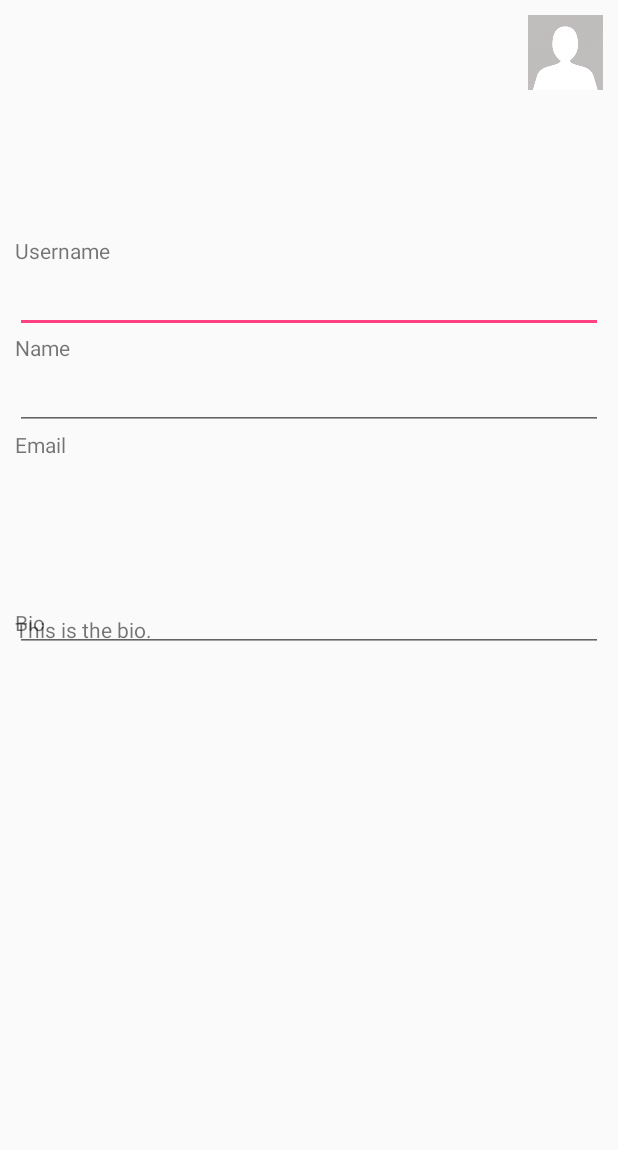
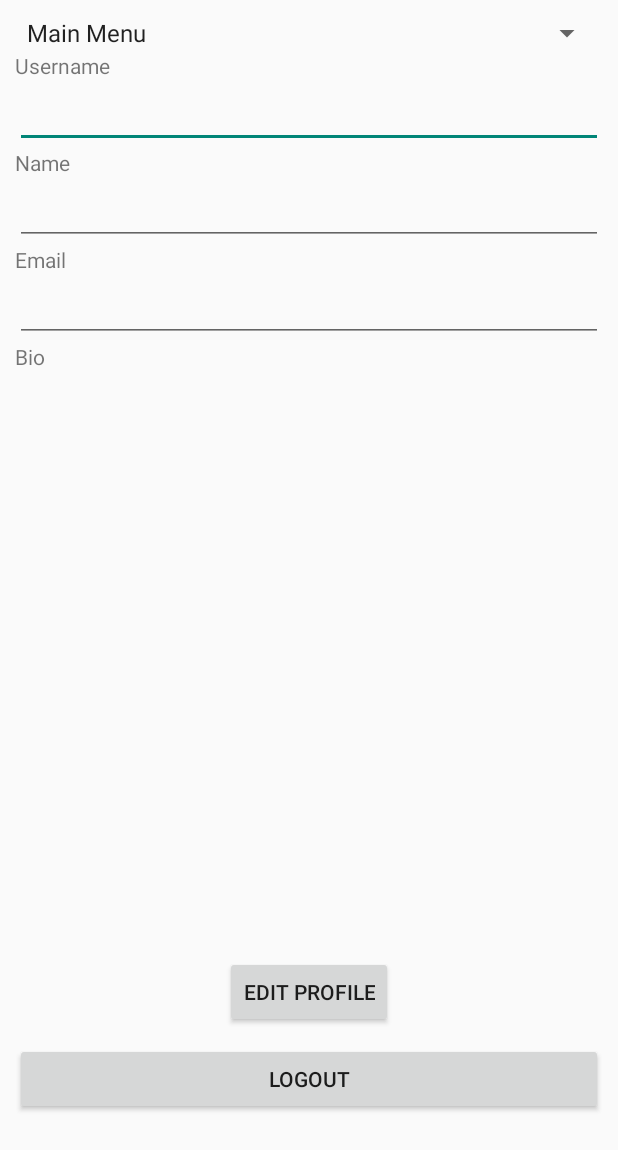
Before and after one commit to abbyerickson/Air-Force-ROTC-Cadet-Profiler, an Android app: the MainActivity screen opened directly, with no data from a screen before it, on a phone screen of 412 x 824 dp. Shown: the top 1150 px of the screen. Run offline under Robolectric (Android 15) with nearby library versions, the phone set to English and light mode, and no system bars.

Commit message:
dropdown menu added with strings for different locations

```diff
--- a/ROTCCadetProfiler-master/app/src/main/res/layout/activity_login.xml
+++ b/ROTCCadetProfiler-master/app/src/main/res/layout/activity_login.xml
@@ -56,6 +56,6 @@
         android:layout_height="match_parent"
         android:id="@+id/imageView"
         android:layout_gravity="center_horizontal"
-        android:src="@drawable/usaf_logo" />
+        android:src="@drawable/af_logo_wings" />
 
 </LinearLayout>
--- a/ROTCCadetProfiler-master/app/src/main/res/layout/activity_main.xml
+++ b/ROTCCadetProfiler-master/app/src/main/res/layout/activity_main.xml
@@ -1,129 +1,75 @@
-<RelativeLayout xmlns:android="http://schemas.android.com/apk/res/android"
+<LinearLayout xmlns:android="http://schemas.android.com/apk/res/android"
     xmlns:tools="http://schemas.android.com/tools"
     android:layout_width="match_parent"
     android:padding="10dp"
     android:orientation="vertical"
-    android:layout_height="wrap_content"
+    android:layout_height="match_parent"
     android:weightSum="1">
 
-    <ImageView
-        android:layout_width="wrap_content"
+    <Spinner
+        android:layout_width="match_parent"
         android:layout_height="wrap_content"
-        android:id="@+id/imageView2"
-        android:layout_gravity="right"
-        android:layout_weight="0.16"
-        android:src="@drawable/generic_profile"
-        android:layout_alignParentTop="true"
-        android:layout_alignRight="@+id/textView"
-        android:layout_alignEnd="@+id/textView" />
+        android:id="@+id/spinner"
+        android:entries="@array/menu_items"
+        android:layout_gravity="center_horizontal"
+        android:spinnerMode="dropdown" />
 
     <TextView
         android:text="Username"
         android:layout_width="wrap_content"
-        android:layout_height="wrap_content"
-        android:layout_marginTop="97dp"
-        android:id="@+id/textView8"
-        android:layout_below="@+id/imageView2"
-        android:layout_alignParentLeft="true"
-        android:layout_alignParentStart="true" />
+        android:layout_height="wrap_content" />
 
     <EditText
         android:id="@+id/etUsername"
         android:layout_width="match_parent"
-        android:layout_height="wrap_content"
-        android:layout_below="@+id/textView8"
-        android:layout_alignParentLeft="true"
-        android:layout_alignParentStart="true" />
+        android:layout_height="wrap_content" />
 
     <TextView
         android:text="Name"
         android:layout_width="wrap_content"
-        android:layout_height="wrap_content"
-        android:id="@+id/textView6"
-        android:layout_below="@+id/etUsername"
-        android:layout_alignParentLeft="true"
-        android:layout_alignParentStart="true" />
+        android:layout_height="wrap_content" />
 
     <EditText
         android:id="@+id/etName"
         android:layout_width="match_parent"
-        android:layout_height="wrap_content"
-        android:layout_below="@+id/textView6"
-        android:layout_alignParentLeft="true"
-        android:layout_alignParentStart="true" />
+        android:layout_height="wrap_content" />
 
     <TextView
         android:text="Email"
         android:layout_width="wrap_content"
-        android:layout_height="wrap_content"
-        android:id="@+id/textView10"
-        android:layout_below="@+id/etName"
-        android:layout_alignParentLeft="true"
-        android:layout_alignParentStart="true" />
+        android:layout_height="wrap_content" />
 
     <EditText
         android:id="@+id/etEmail"
         android:layout_width="match_parent"
-        android:layout_height="wrap_content"
-        android:layout_centerVertical="true"
-        android:layout_alignParentLeft="true"
-        android:layout_alignParentStart="true" />
+        android:layout_height="wrap_content" />
 
 
     <TextView
         android:text="Bio"
         android:layout_width="wrap_content"
         android:layout_height="wrap_content"
-        android:id="@+id/textView3"
-        android:layout_below="@+id/etEmail"
-        android:layout_alignParentLeft="true"
-        android:layout_alignParentStart="true"
-        android:layout_marginTop="350dp" />
+        android:id="@+id/textView3" />
 
     <TextView
         android:layout_width="347dp"
         android:layout_height="wrap_content"
         android:id="@+id/textView"
         android:layout_gravity="center_horizontal"
-        android:layout_weight="0.84"
-        android:layout_alignParentTop="true"
-        android:layout_marginTop="400dp"
-        android:layout_alignParentBottom="true"
-        android:layout_alignParentLeft="true"
-        android:layout_alignParentStart="true"
-        android:layout_alignParentRight="true"
-        android:layout_alignParentEnd="true"
-        android:text="This is the bio." />
-
-    <ExpandableListView
-        android:layout_width="156dp"
-        android:layout_height="52dp"
-        android:id="@+id/expandableListView"
-        android:layout_weight="0.97"
-        android:layout_alignParentLeft="true"
-        android:layout_marginLeft="35dp"
-        android:layout_alignParentTop="true"
-        android:layout_marginTop="1549dp" />
+        android:layout_weight="0.84" />
 
     <Button
         android:layout_width="wrap_content"
         android:layout_height="wrap_content"
         android:text="Edit Profile"
         android:id="@+id/button"
-        android:layout_gravity="center_horizontal"
-        android:layout_alignParentLeft="true"
-        android:layout_marginLeft="525dp"
-        android:layout_alignParentTop="true"
-        android:layout_marginTop="1731dp" />
+        android:layout_gravity="center_horizontal" />
 
     <Button
         android:id="@+id/bLogout"
-        android:layout_marginTop="1934dp"
+        android:layout_marginTop="10dp"
         android:layout_width="match_parent"
         android:text="Logout"
-        android:layout_height="wrap_content"
-        android:layout_alignParentLeft="true"
-        android:layout_marginLeft="35dp"
-        android:layout_alignParentTop="true" />
+        android:layout_height="wrap_content" />
 
-</RelativeLayout>
+</LinearLayout>
--- a/ROTCCadetProfiler-master/app/src/main/res/layout/edit_profile.xml
+++ b/ROTCCadetProfiler-master/app/src/main/res/layout/edit_profile.xml
@@ -1,4 +1,3 @@
-<?xml version="1.0" encoding="utf-8"?>
 <LinearLayout xmlns:android="http://schemas.android.com/apk/res/android"
     xmlns:tools="http://schemas.android.com/tools"
     android:layout_width="match_parent"
@@ -7,39 +6,23 @@
     android:layout_height="match_parent"
     android:weightSum="1">
 
-    <!-- Name Label -->
     <TextView
         android:text="Name"
         android:layout_width="wrap_content"
         android:layout_height="wrap_content" />
 
-    <!-- Name TextField -->
     <EditText
         android:id="@+id/etName"
         android:layout_width="match_parent"
         android:layout_height="wrap_content" />
 
-    <!-- Year Label -->
     <TextView
-        android:text="Year"
+        android:text="Email"
         android:layout_width="wrap_content"
         android:layout_height="wrap_content" />
 
-    <!-- Year TextField -->
     <EditText
-        android:id="@+id/etYear"
-        android:layout_width="match_parent"
-        android:layout_height="wrap_content" />
-
-    <!-- Major Label -->
-    <TextView
-        android:text="Major"
-        android:layout_width="wrap_content"
-        android:layout_height="wrap_content" />
-
-    <!-- Major TextField -->
-    <EditText
-        android:id="@+id/etMajor"
+        android:id="@+id/etEmail"
         android:layout_width="match_parent"
         android:layout_height="wrap_content" />
 
@@ -59,9 +42,8 @@
     <Button
         android:layout_width="wrap_content"
         android:layout_height="wrap_content"
-        android:text="Save Changes"
-        android:id="@+id/btnSaveChanges"
-        android:onClick="navigatetoEditProfileActivity"
+        android:text="Sace Changes"
+        android:id="@+id/button2"
         android:layout_gravity="center_horizontal" />
 
 
--- a/ROTCCadetProfiler-master/app/src/main/res/layout/password_sent.xml
+++ b/ROTCCadetProfiler-master/app/src/main/res/layout/password_sent.xml
@@ -18,7 +18,7 @@
     <Button
         android:layout_width="wrap_content"
         android:layout_height="wrap_content"
-        android:text="Login"
+        android:text="Home"
         android:id="@+id/button5"
         android:layout_gravity="center"
         android:gravity="center"
--- a/ROTCCadetProfiler-master/app/src/main/res/values/dimens.xml
+++ b/ROTCCadetProfiler-master/app/src/main/res/values/dimens.xml
@@ -2,5 +2,4 @@
     <!-- Default screen margins, per the Android Design guidelines. -->
     <dimen name="activity_horizontal_margin">16dp</dimen>
     <dimen name="activity_vertical_margin">16dp</dimen>
-    <dimen name="fab_margin">16dp</dimen>
 </resources>
--- a/ROTCCadetProfiler-master/app/src/main/res/values/strings.xml
+++ b/ROTCCadetProfiler-master/app/src/main/res/values/strings.xml
@@ -1,7 +1,15 @@
+<?xml version="1.0" encoding="utf-8"?>
 <resources>
-    <string name="app_name">ROTC Cadet Profiler</string>
+
+    <string name="app_name">LoginRegister</string>
+    <string name="hello_world">Hello world!</string>
     <string name="action_settings">Settings</string>
-    <string name="title_activity_main">MainActivity</string>
+    <string name="title_activity_login">Login</string>
     <string name="title_activity_register">Register</string>
-    <string name="hi">Air Force Logo</string>
+    <string-array name="menu_items">
+        <item>Main Menu</item>
+        <item>Calender</item>
+        <item>Rankings</item>
+        <item>My Flight</item>
+    </string-array>
 </resources>
--- a/ROTCCadetProfiler-master/app/src/main/res/values/styles.xml
+++ b/ROTCCadetProfiler-master/app/src/main/res/values/styles.xml
@@ -3,15 +3,6 @@
     <!-- Base application theme. -->
     <style name="AppTheme" parent="Theme.AppCompat.Light.DarkActionBar">
         <!-- Customize your theme here. -->
-        <item name="colorPrimary">@color/colorPrimary</item>
-        <item name="colorPrimaryDark">@color/colorPrimaryDark</item>
-        <item name="colorAccent">@color/colorAccent</item>
     </style>
-    <style name="AppTheme.NoActionBar">
-        <item name="windowActionBar">false</item>
-        <item name="windowNoTitle">true</item>
-    </style>
-    <style name="AppTheme.AppBarOverlay" parent="ThemeOverlay.AppCompat.Dark.ActionBar" />
-    <style name="AppTheme.PopupOverlay" parent="ThemeOverlay.AppCompat.Light" />
 
 </resources>
```
